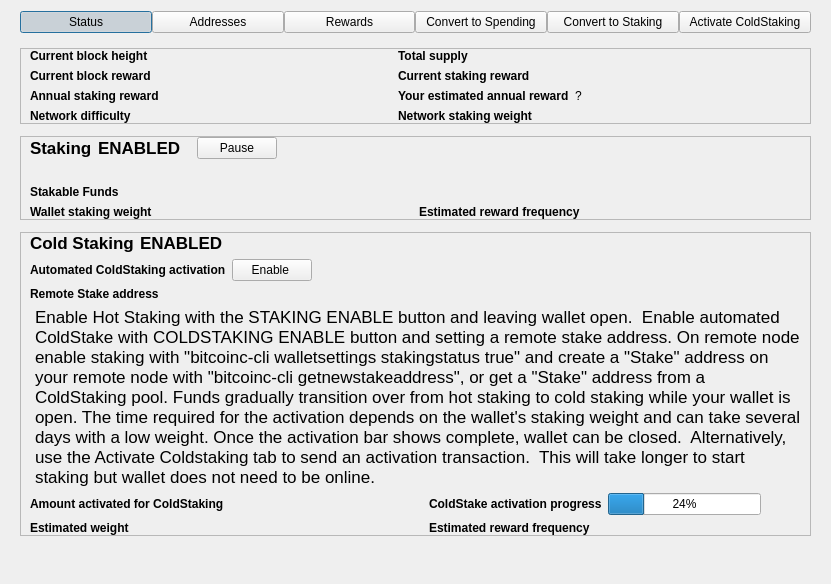
Before: the Qt Designer form src/qt/forms/stakingdialog.ui in Bitcoin-Confidential/BitcoinC-Core, drawn with Qt 5.
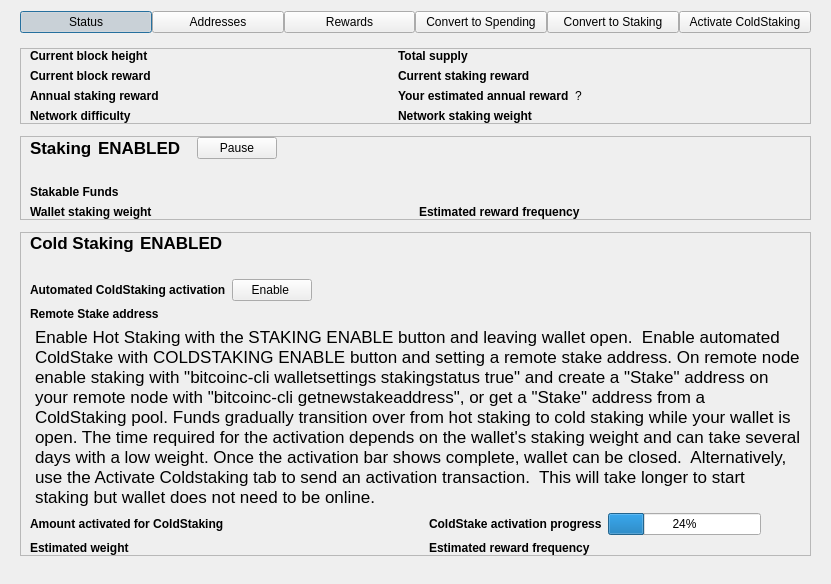
After: the same form once the commit is applied.

Commit message: qt: Improved error messages for hot/cold staking and show frequency/weight only when funds are available

What changed in the file:
```diff
--- a/src/qt/forms/stakingdialog.ui
+++ b/src/qt/forms/stakingdialog.ui
@@ -709,6 +709,20 @@
             </item>
            </layout>
           </item>
+          <item>
+           <layout class="QHBoxLayout" name="horizontalLayout_3">
+            <property name="topMargin">
+             <number>0</number>
+            </property>
+            <item>
+             <widget class="QLabel" name="lblColdStakingError">
+              <property name="text">
+               <string/>
+              </property>
+             </widget>
+            </item>
+           </layout>
+          </item>
           <item>
            <layout class="QGridLayout" name="gridLayout_2">
             <item row="1" column="0">
```
The commit also changes 2 other files.
